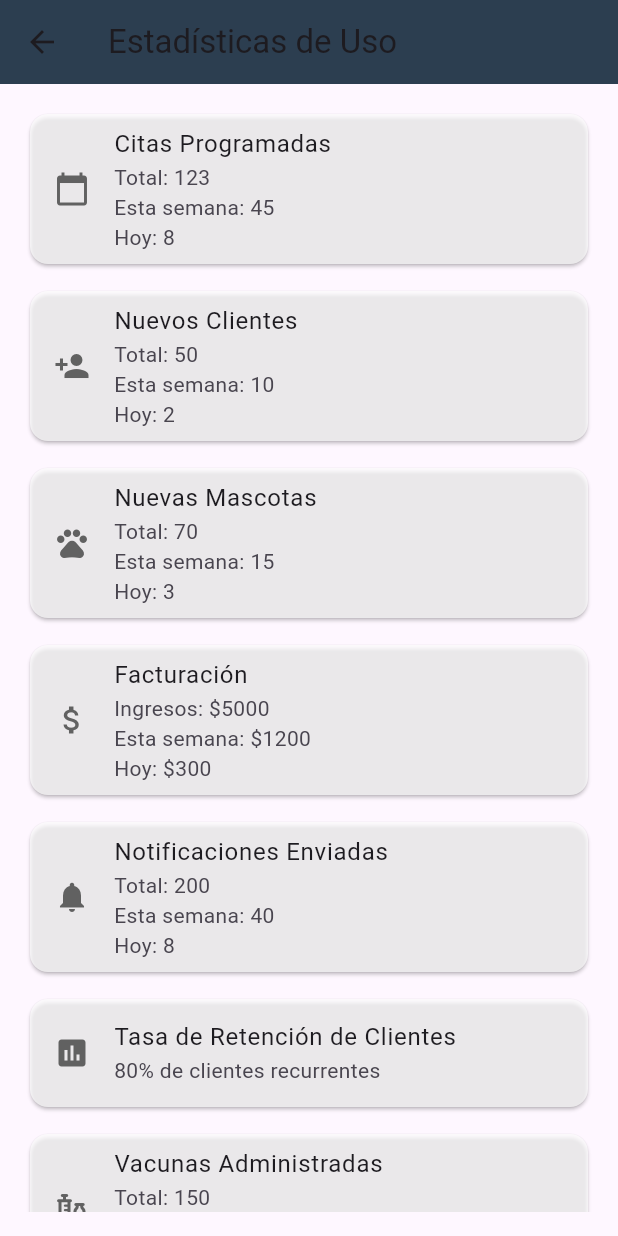
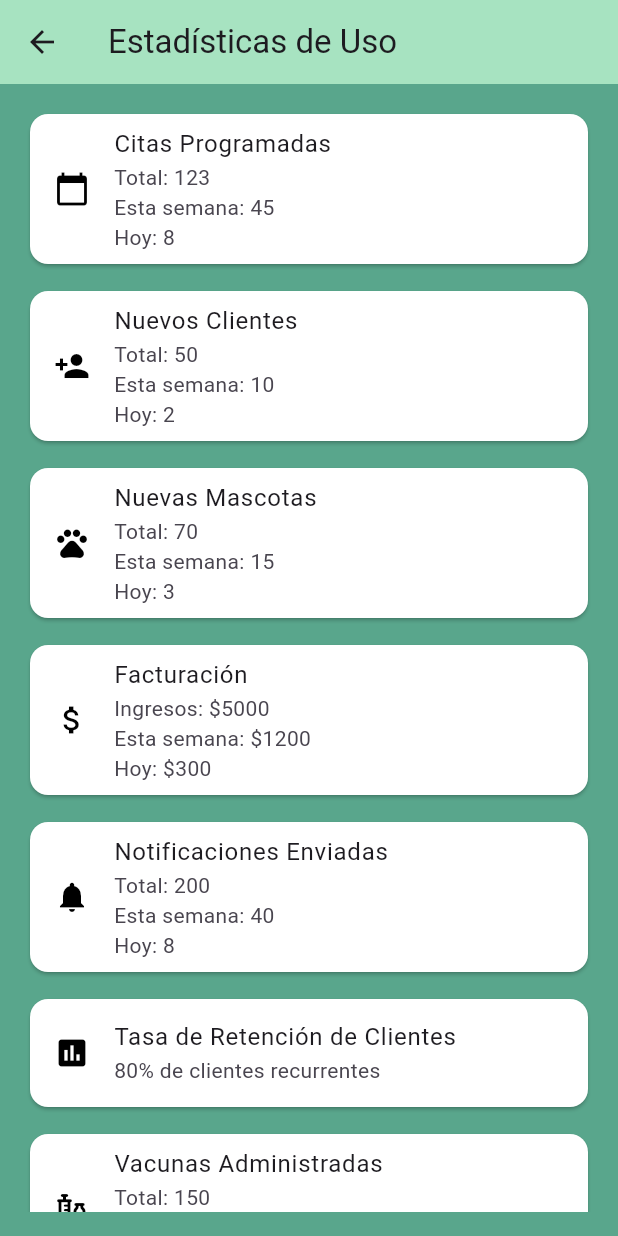
Before and after one commit to alemanGa08/Proyecto_OSAVET, a Flutter app: the screen it shows after launch, after a tap on "Estadísticas de Uso", on a phone screen of 412 x 824 dp. Run offline on Flutter 3.47's test engine with Material 3 defaults, Android fonts, the light colour scheme and no system bars; our stand-ins replace cached_network_image, carousel_slider, cloud_firestore, firebase_auth, firebase_core, firebase_storage and 3 more; accounts and stored records are empty; network calls fail.

Commit message:
cambios de diseño

```diff
--- a/lib/admin/home.dart
+++ b/lib/admin/home.dart
@@ -16,7 +16,7 @@ class HomeScreen extends StatelessWidget {
     return Scaffold(
       appBar: AppBar(
         title: const Text("Veterinaria OSAVET"),
-        backgroundColor: Color(0xFFece5ce),
+        backgroundColor: const Color(0xFFa7e3c1),
       ),
       drawer: Drawer(
         child: ListView(
@@ -24,21 +24,12 @@ class HomeScreen extends StatelessWidget {
           children: [
             const DrawerHeader(
               decoration: BoxDecoration(
-                gradient: LinearGradient(
-                  begin: Alignment.topLeft,
-                  end: Alignment.bottomRight,
-                  colors: [
-                    Color(0xFFece5ce),
-                    Color(0xFFece5ce),
-                    Color(0xFFf9f4e3),
-
-                  ],
-                ),
+                color: Color(0xFF59a68c),
               ),
               child: Text(
                 'Opciones',
                 style: TextStyle(
-                  color: Color.fromRGBO(146, 219, 224, 1),
+                  color: Color(0xFF000000),
                   fontSize: 24,
                 ),
               ),
@@ -130,17 +121,7 @@ class HomeScreen extends StatelessWidget {
       ),
       body: Container(
         padding: const EdgeInsets.all(16.0),
-        decoration: const BoxDecoration(
-          gradient: LinearGradient(
-            begin: Alignment.topCenter,
-            end: Alignment.bottomCenter,
-            colors: [
-              Color(0xFFece5ce),
-              Color(0xFFece5ce),
-              Color(0xFFf9f4e3),
-            ],
-          ),
-        ),
+        color: const Color(0xFF59a68c),
         child: Column(
           mainAxisAlignment: MainAxisAlignment.start,
           crossAxisAlignment: CrossAxisAlignment.stretch,
@@ -148,64 +129,61 @@ class HomeScreen extends StatelessWidget {
             const Text(
               'Perfil del Administrador',
               style: TextStyle(
-                color: Color.fromARGB(255, 41, 43, 49),
+                color: Color(0xFF000000),
                 fontSize: 28,
                 fontWeight: FontWeight.bold,
               ),
               textAlign: TextAlign.center,
             ),
             const SizedBox(height: 20),
-            Card(
-              color: Colors.white70,
+            const Card(
+              color: Color(0xFFffffff),
               child: ListTile(
-                leading: Icon(Icons.person, color: Colors.grey[700]),
-                title: const Text('Nombre del Administrador'),
-                subtitle: const Text('admin@osavet.com'),
+                leading: Icon(Icons.person, color: Color.fromARGB(255, 0, 0, 0)),
+                title: Text('Nombre del Administrador'),
+                subtitle: Text('admin@osavet.com'),
               ),
             ),
             const SizedBox(height: 10),
             ElevatedButton.icon(
               icon: const Icon(Icons.edit),
-              label: const Text('Editar Perfil'),
+              label: const Text('Editar Perfil', style: TextStyle(color: Colors.black)),
               style: ElevatedButton.styleFrom(
-                backgroundColor: const Color(0xFFdcedc2),
+                backgroundColor: const Color(0xFFa7e3c1),
               ),
               onPressed: () {
-                // Navegar a la pantalla de edición de perfil
                 Navigator.push(
                   context,
-                  MaterialPageRoute(builder: (context) => EditProfileScreen()),
+                  MaterialPageRoute(builder: (context) => const EditProfileScreen()),
                 );
               },
             ),
             const SizedBox(height: 20),
             Card(
-              color: Colors.white70,
+              color: const Color(0xFFffffff),
               child: ListTile(
-                leading: Icon(Icons.analytics, color: Colors.grey[700]),
+                leading: const Icon(Icons.analytics, color: Color(0xFFa7e3c1)),
                 title: const Text('Estadísticas de Uso'),
                 subtitle: const Text('Visualizar estadísticas de la aplicación'),
                 onTap: () {
-                  // Navegar a la pantalla de estadísticas
                   Navigator.push(
                     context,
-                    MaterialPageRoute(builder: (context) => StatisticsScreen()),
+                    MaterialPageRoute(builder: (context) => const StatisticsScreen()),
                   );
                 },
               ),
             ),
             const SizedBox(height: 10),
             Card(
-              color: Colors.white70,
+              color: const Color(0xFFffffff),
               child: ListTile(
-                leading: Icon(Icons.settings, color: Colors.grey[700]),
+                leading: const Icon(Icons.settings, color: Color(0xFFa7e3c1)),
                 title: const Text('Configuración'),
                 subtitle: const Text('Ajustar configuraciones de la aplicación'),
                 onTap: () {
-                  // Navegar a la pantalla de configuración
                   Navigator.push(
                     context,
-                    MaterialPageRoute(builder: (context) => SettingsScreen()),
+                    MaterialPageRoute(builder: (context) => const SettingsScreen()),
                   );
                 },
               ),
@@ -218,25 +196,27 @@ class HomeScreen extends StatelessWidget {
 }
 
 class EditProfileScreen extends StatelessWidget {
+  const EditProfileScreen({super.key});
+
   @override
   Widget build(BuildContext context) {
     return Scaffold(
       appBar: AppBar(
         title: const Text('Editar Perfil'),
-        backgroundColor: const Color(0xFF010002),
+        backgroundColor: const Color(0xFFa7e3c1),
       ),
       body: Padding(
         padding: const EdgeInsets.all(16.0),
         child: Column(
           children: [
-            TextField(
+            const TextField(
               decoration: InputDecoration(
                 labelText: 'Nombre',
                 border: OutlineInputBorder(),
               ),
             ),
             const SizedBox(height: 20),
-            TextField(
+            const TextField(
               decoration: InputDecoration(
                 labelText: 'Correo electrónico',
                 border: OutlineInputBorder(),
@@ -249,9 +229,9 @@ class EditProfileScreen extends StatelessWidget {
                 Navigator.pop(context);
               },
               style: ElevatedButton.styleFrom(
-                backgroundColor: const Color(0xFF3a6186),
+                backgroundColor: const Color(0xFFa7e3c1),
               ),
-              child: const Text('Guardar'),
+              child: const Text('Guardar', style: TextStyle(color: Colors.black)),
             ),
           ],
         ),
@@ -261,86 +241,89 @@ class EditProfileScreen extends StatelessWidget {
 }
 
 class StatisticsScreen extends StatelessWidget {
+  const StatisticsScreen({super.key});
+
   @override
   Widget build(BuildContext context) {
     return Scaffold(
       appBar: AppBar(
         title: const Text('Estadísticas de Uso'),
-        backgroundColor: const Color(0xFF2c3e50),
+        backgroundColor: const Color(0xFFa7e3c1),
       ),
-      body: Padding(
+      body: Container(
         padding: const EdgeInsets.all(16.0),
+        color: const Color(0xFF59a68c),
         child: ListView(
-          children: [
+          children: const [
             Card(
-              color: Colors.white70,
+              color: Color(0xFFffffff),
               child: ListTile(
-                leading: Icon(Icons.calendar_today, color: Colors.grey[700]),
-                title: const Text('Citas Programadas'),
-                subtitle: const Text('Total: 123\nEsta semana: 45\nHoy: 8'),
+                leading: Icon(Icons.calendar_today, color: Color.fromARGB(255, 0, 0, 0)),
+                title: Text('Citas Programadas'),
+                subtitle: Text('Total: 123\nEsta semana: 45\nHoy: 8'),
               ),
             ),
-            const SizedBox(height: 10),
+            SizedBox(height: 10),
             Card(
-              color: Colors.white70,
+              color: Color(0xFFffffff),
               child: ListTile(
-                leading: Icon(Icons.person_add, color: Colors.grey[700]),
-                title: const Text('Nuevos Clientes'),
-                subtitle: const Text('Total: 50\nEsta semana: 10\nHoy: 2'),
+                leading: Icon(Icons.person_add, color: Color.fromARGB(255, 0, 0, 0)),
+                title: Text('Nuevos Clientes'),
+                subtitle: Text('Total: 50\nEsta semana: 10\nHoy: 2'),
               ),
             ),
-            const SizedBox(height: 10),
+            SizedBox(height: 10),
             Card(
-              color: Colors.white70,
+              color: Color(0xFFffffff),
               child: ListTile(
-                leading: Icon(Icons.pets, color: Colors.grey[700]),
-                title: const Text('Nuevas Mascotas'),
-                subtitle: const Text('Total: 70\nEsta semana: 15\nHoy: 3'),
+                leading: Icon(Icons.pets, color: Color.fromARGB(255, 0, 0, 0)),
+                title: Text('Nuevas Mascotas'),
+                subtitle: Text('Total: 70\nEsta semana: 15\nHoy: 3'),
               ),
             ),
-            const SizedBox(height: 10),
+            SizedBox(height: 10),
             Card(
-              color: Colors.white70,
+              color: Color(0xFFffffff),
               child: ListTile(
-                leading: Icon(Icons.attach_money, color: Colors.grey[700]),
-                title: const Text('Facturación'),
-                subtitle: const Text('Ingresos: \$5000\nEsta semana: \$1200\nHoy: \$300'),
+                leading: Icon(Icons.attach_money, color: Color.fromARGB(255, 0, 0, 0)),
+                title: Text('Facturación'),
+                subtitle: Text('Ingresos: \$5000\nEsta semana: \$1200\nHoy: \$300'),
               ),
             ),
-            const SizedBox(height: 10),
+            SizedBox(height: 10),
             Card(
-              color: Colors.white70,
+              color: Color(0xFFffffff),
               child: ListTile(
-                leading: Icon(Icons.notifications, color: Colors.grey[700]),
-                title: const Text('Notificaciones Enviadas'),
-                subtitle: const Text('Total: 200\nEsta semana: 40\nHoy: 8'),
+                leading: Icon(Icons.notifications, color: Color.fromARGB(255, 0, 0, 0)),
+                title: Text('Notificaciones Enviadas'),
+                subtitle: Text('Total: 200\nEsta semana: 40\nHoy: 8'),
               ),
             ),
-            const SizedBox(height: 10),
+            SizedBox(height: 10),
             Card(
-              color: Colors.white70,
+              color: Color(0xFFffffff),
               child: ListTile(
-                leading: Icon(Icons.assessment, color: Colors.grey[700]),
-                title: const Text('Tasa de Retención de Clientes'),
-                subtitle: const Text('80% de clientes recurrentes'),
+                leading: Icon(Icons.assessment, color: Color.fromARGB(255, 0, 0, 0)),
+                title: Text('Tasa de Retención de Clientes'),
+                subtitle: Text('80% de clientes recurrentes'),
               ),
             ),
-            const SizedBox(height: 10),
+            SizedBox(height: 10),
             Card(
-              color: Colors.white70,
+              color: Color(0xFFffffff),
               child: ListTile(
-                leading: Icon(Icons.vaccines, color: Colors.grey[700]),
-                title: const Text('Vacunas Administradas'),
-                subtitle: const Text('Total: 150\nEsta semana: 20\nHoy: 5'),
+                leading: Icon(Icons.vaccines, color: Color.fromARGB(255, 0, 0, 0)),
+                title: Text('Vacunas Administradas'),
+                subtitle: Text('Total: 150\nEsta semana: 20\nHoy: 5'),
               ),
             ),
-            const SizedBox(height: 10),
+            SizedBox(height: 10),
             Card(
-              color: Colors.white70,
+              color: Color(0xFFffffff),
               child: ListTile(
-                leading: Icon(Icons.feedback, color: Colors.grey[700]),
-                title: const Text('Comentarios y Sugerencias'),
-                subtitle: const Text('Total: 30\nEsta semana: 5\nHoy: 1'),
+                leading: Icon(Icons.feedback, color: Color.fromARGB(255, 0, 0, 0)),
+                title: Text('Comentarios y Sugerencias'),
+                subtitle: Text('Total: 30\nEsta semana: 5\nHoy: 1'),
               ),
             ),
           ],
@@ -351,17 +334,23 @@ class StatisticsScreen extends StatelessWidget {
 }
 
 class SettingsScreen extends StatelessWidget {
+  const SettingsScreen({super.key});
+
   @override
   Widget build(BuildContext context) {
     return Scaffold(
       appBar: AppBar(
         title: const Text('Configuración'),
-        backgroundColor: const Color(0xFF2c3e50),
+        backgroundColor: const Color(0xFFa7e3c1),
       ),
-      body: Center(
-        child: Text(
-          'Aquí se podrán ajustar las configuraciones de la aplicación.',
-          style: TextStyle(fontSize: 18),
+      body: Container(
+        padding: const EdgeInsets.all(16.0),
+        color: const Color(0xFF59a68c),
+        child: const Center(
+          child: Text(
+            'Aquí se podrán ajustar las configuraciones de la aplicación.',
+            style: TextStyle(fontSize: 18, color: Colors.black),
+          ),
         ),
       ),
     );
```
Also changed, not shown: lib/login.dart (+27 -22 lines), lib/usuarios/principalpage.dart (+13 -19 lines), assets/veterinaria.png.
